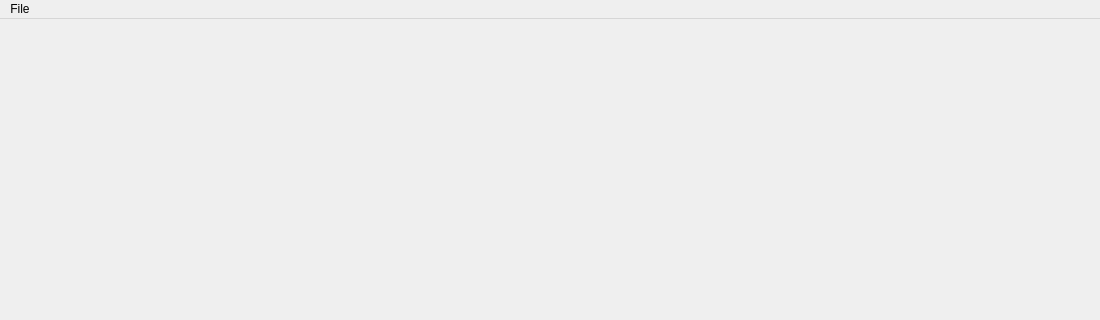
Qt form resources/ui/main_window.ui (Iconoclasteinc/tgit) before a commit; both pictures show x 0 to 1100 and y 0 to 320 of the 1100 by 745 pixel window.
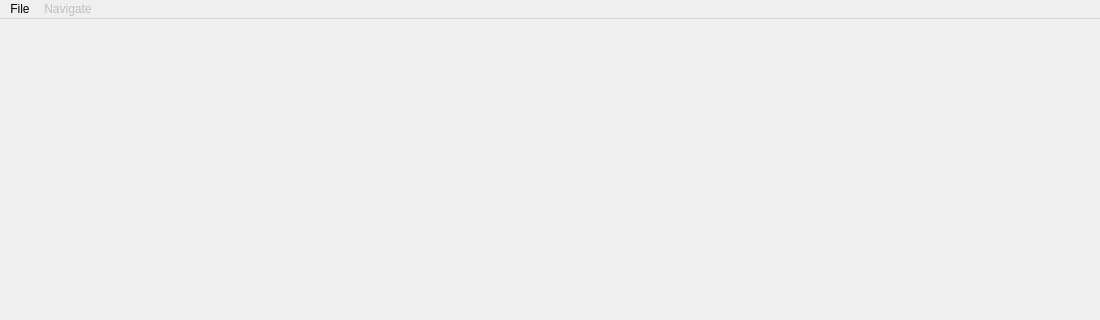
The same form after that commit. Icons and pictures are not drawn.

Commit message: We can now navigate directly to the album edition page using the top menu.

```diff
--- a/resources/ui/main_window.ui
+++ b/resources/ui/main_window.ui
@@ -57,7 +57,17 @@
     <addaction name="separator"/>
     <addaction name="settings_action"/>
    </widget>
+   <widget class="QMenu" name="navigate_menu">
+    <property name="enabled">
+     <bool>false</bool>
+    </property>
+    <property name="title">
+     <string>Navigate</string>
+    </property>
+    <addaction name="to_album_edition_action"/>
+   </widget>
    <addaction name="file_menu"/>
+   <addaction name="navigate_menu"/>
   </widget>
   <action name="settings_action">
    <property name="text">
```
Left out of the diff: 13 changed lines with no effect on the pictures. The commit also changes 16 other files.
